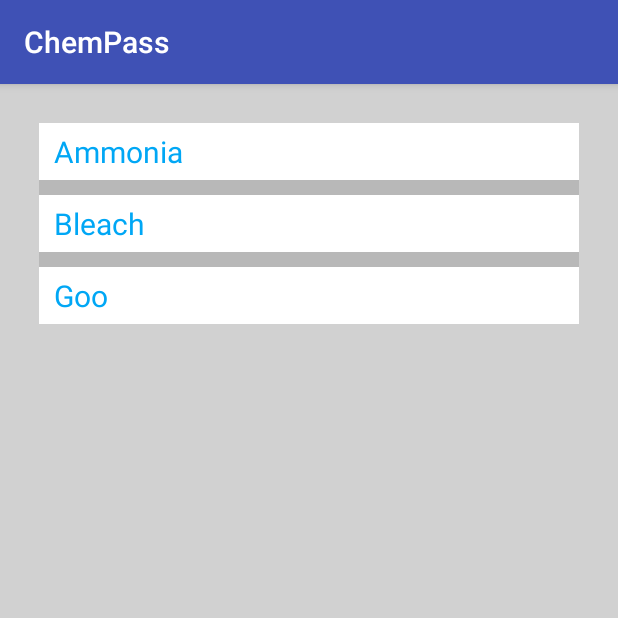
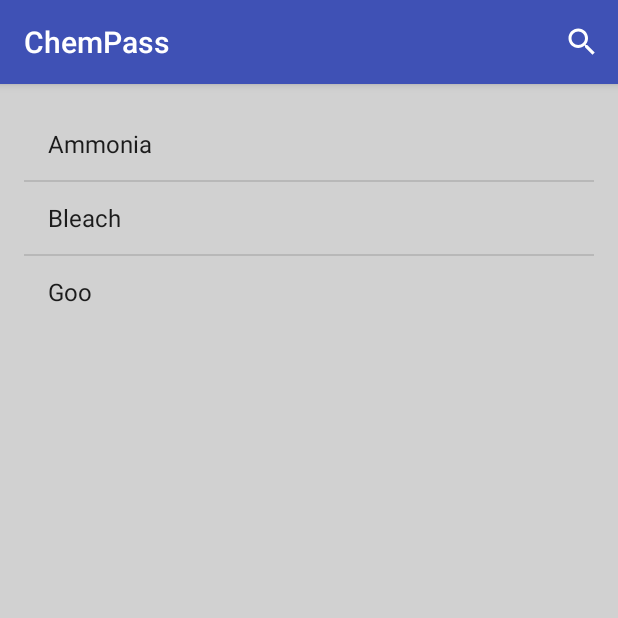
Before and after one commit to TechnoM4ncer/ChemPass, an Android app: the screen it shows after launch (MainActivity), on a phone screen of 412 x 824 dp, the top half of it. Run offline under Robolectric (Android 15) with nearby library versions, the phone set to English and light mode, and no system bars.

Commit message:
Rebuild whole project to clean and simplify - add search feature

```diff
--- a/app/src/main/java/com/oniktech/chempass/ChemicalsListAdapter.java
+++ /dev/null
@@ -1,54 +0,0 @@
-package com.oniktech.chempass;
-
-import android.content.Context;
-import android.view.View;
-import android.view.ViewGroup;
-import android.widget.BaseAdapter;
-import android.widget.TextView;
-
-import java.util.List;
-
-/**
- * Created by KinoDe on 12/4/2016.
- */
-
-public class ChemicalsListAdapter extends BaseAdapter {
-
-    private Context mContext;
-    private List<Chemicals> mChemicalsList;
-
-    //Constructor
-    public ChemicalsListAdapter(Context mContext, List<Chemicals> mChemicalsList) {
-        this.mContext = mContext;
-        this.mChemicalsList = mChemicalsList;
-    }
-
-    @Override
-    public int getCount() {
-        return mChemicalsList.size();
-    }
-
-    @Override
-    public Object getItem(int position) {
-        return mChemicalsList.get(position);
-    }
-
-    @Override
-    public long getItemId(int position) {
-        return position;
-    }
-
-    @Override
-    public View getView(int position, View convertView, ViewGroup parent) {
-        View v = View.inflate(mContext, R.layout.chemical_list, null);
-        TextView chemicalName = (TextView)v.findViewById(R.id.chemical_Name);
-
-        //Set text for TextView
-        chemicalName.setText(mChemicalsList.get(position).getChemical());
-
-        //Save Chemical id to tag
-        v.setTag(mChemicalsList.get(position).getId());
-
-        return v;
-    }
-}
--- a/app/src/main/java/com/oniktech/chempass/MainActivity.java
+++ b/app/src/main/java/com/oniktech/chempass/MainActivity.java
@@ -1,8 +1,12 @@
 package com.oniktech.chempass;
-
 
 import android.support.v7.app.AppCompatActivity;
 import android.os.Bundle;
+import android.widget.ArrayAdapter;
+import android.widget.SearchView;
+import android.view.Menu;
+import android.view.MenuInflater;
+import android.view.MenuItem;
 import android.view.View;
 import android.widget.AdapterView;
 import android.widget.ListView;
@@ -10,32 +14,24 @@ import android.widget.Toast;
 import java.util.ArrayList;
 import java.util.Arrays;
 import java.util.Collections;
-import java.util.Comparator;
-import java.util.List;
 
 public class MainActivity extends AppCompatActivity {
-    private ListView lvChemicals;
-    private ChemicalsListAdapter adapter;
-    private List<Chemicals> mChemicalsList;
 
-    String[] chemicalList;
+    ArrayAdapter<String> adapter;
 
     @Override
     protected void onCreate(Bundle savedInstanceState) {
         super.onCreate(savedInstanceState);
         setContentView(R.layout.activity_main);
+        ListView lvChemicals = (ListView) findViewById(R.id.listViewChemicals);
+        ArrayList<String> mChemicalsList = new ArrayList<>();
+        mChemicalsList.addAll(Arrays.asList(getResources().getStringArray(R.array.chemicals_array)));
+        Collections.sort(mChemicalsList);
 
-        chemicalList = getResources().getStringArray(R.array.chemicals_array);
-        lvChemicals = (ListView) findViewById(R.id.listview_chemicals);
-        mChemicalsList = new ArrayList<>();
+        adapter = new ArrayAdapter<> (MainActivity.this,
+                android.R.layout.simple_list_item_1,
+                mChemicalsList);
 
-        Arrays.sort(chemicalList);
-
-        addToList(chemicalList);
-
-
-        //Init adapter
-        adapter = new ChemicalsListAdapter(getApplicationContext(), mChemicalsList);
         lvChemicals.setAdapter(adapter);
 
         lvChemicals.setOnItemClickListener(new AdapterView.OnItemClickListener() {
@@ -47,10 +43,26 @@ public class MainActivity extends AppCompatActivity {
         });
     }
 
-    public void addToList(String[] array) {
-        for (int y = 0; y < array.length; y++) {
-            mChemicalsList.add(new Chemicals (array[y], y));
-        }
+    @Override
+    public boolean onCreateOptionsMenu(Menu menu) {
+        MenuInflater inflater = getMenuInflater();
+        inflater.inflate(R.menu.menu_search, menu);
+        MenuItem item = menu.findItem(R.id.menuSearch);
+        SearchView searchView = (SearchView) item.getActionView();
+
+        searchView.setOnQueryTextListener(new SearchView.OnQueryTextListener() {
+            @Override
+            public boolean onQueryTextSubmit(String query) {
+                return false;
+            }
+
+            @Override
+            public boolean onQueryTextChange(String newText) {
+                adapter.getFilter().filter(newText);
+
+                return false;
+            }
+        });
+        return super.onCreateOptionsMenu(menu);
     }
-
 }
--- a/app/src/main/res/layout/activity_main.xml
+++ b/app/src/main/res/layout/activity_main.xml
@@ -1,5 +1,5 @@
 <?xml version="1.0" encoding="utf-8"?>
-<RelativeLayout xmlns:android="http://schemas.android.com/apk/res/android"
+<LinearLayout xmlns:android="http://schemas.android.com/apk/res/android"
     xmlns:tools="http://schemas.android.com/tools"
     android:id="@+id/activity_main"
     android:layout_width="match_parent"
@@ -11,20 +11,9 @@
     android:paddingTop="@dimen/activity_vertical_margin"
     tools:context="com.oniktech.chempass.MainActivity">
 
-    <SearchView
-        android:layout_width="match_parent"
-        android:layout_height="wrap_content"
-        android:layout_alignParentTop="true"
-        android:layout_centerHorizontal="true" />
-
     <ListView
-        android:id="@+id/listview_chemicals"
         android:layout_width="wrap_content"
         android:layout_height="wrap_content"
-        android:layout_marginTop="10dp"
-        android:layout_marginLeft="10dp"
-        android:layout_marginRight="10dp"
-        android:dividerHeight="10dp"
-        android:background="#d1d1d1"
-        />
-</RelativeLayout>
+        android:id="@+id/listViewChemicals"
+        android:layout_weight="1"/>
+</LinearLayout>
--- a/app/src/main/res/layout/chemical_list.xml
+++ b/app/src/main/res/layout/chemical_list.xml
@@ -7,13 +7,4 @@
     android:paddingBottom="5dp"
     android:paddingTop="5dp"
     android:background="#ffffff">
-
-    <TextView
-        android:layout_width="wrap_content"
-        android:layout_height="wrap_content"
-        android:id="@+id/chemical_Name"
-        android:text="Chemical"
-        android:textSize="20dp"
-        android:textColor="#00a7f5"/>
-
 </LinearLayout>
--- /dev/null
+++ b/app/src/main/res/menu/menu_search.xml
@@ -0,0 +1,10 @@
+<?xml version="1.0" encoding="utf-8"?>
+<menu xmlns:android="http://schemas.android.com/apk/res/android"
+    xmlns:app="http://schemas.android.com/apk/res-auto">
+    <item android:id="@+id/menuSearch"
+        android:title="Search"
+        android:icon="@android:drawable/ic_menu_search"
+        app:actionViewClass="android.widget.SearchView"
+        app:showAsAction="always"
+        ></item>
+</menu>
--- a/app/src/main/res/values/arrays.xml
+++ /dev/null
@@ -1,8 +0,0 @@
-<?xml version="1.0" encoding="utf-8"?>
-<resources>
-    <string-array name="chemicals_array">
-        <item>Bleach</item>
-        <item>Ammonia</item>
-        <item>Goo</item>
-    </string-array>
-</resources>
--- a/app/src/main/res/values/strings.xml
+++ b/app/src/main/res/values/strings.xml
@@ -1,3 +1,8 @@
 <resources>
     <string name="app_name">ChemPass</string>
+    <string-array name="chemicals_array">
+        <item>Bleach</item>
+        <item>Ammonia</item>
+        <item>Goo</item>
+    </string-array>
 </resources>
```
